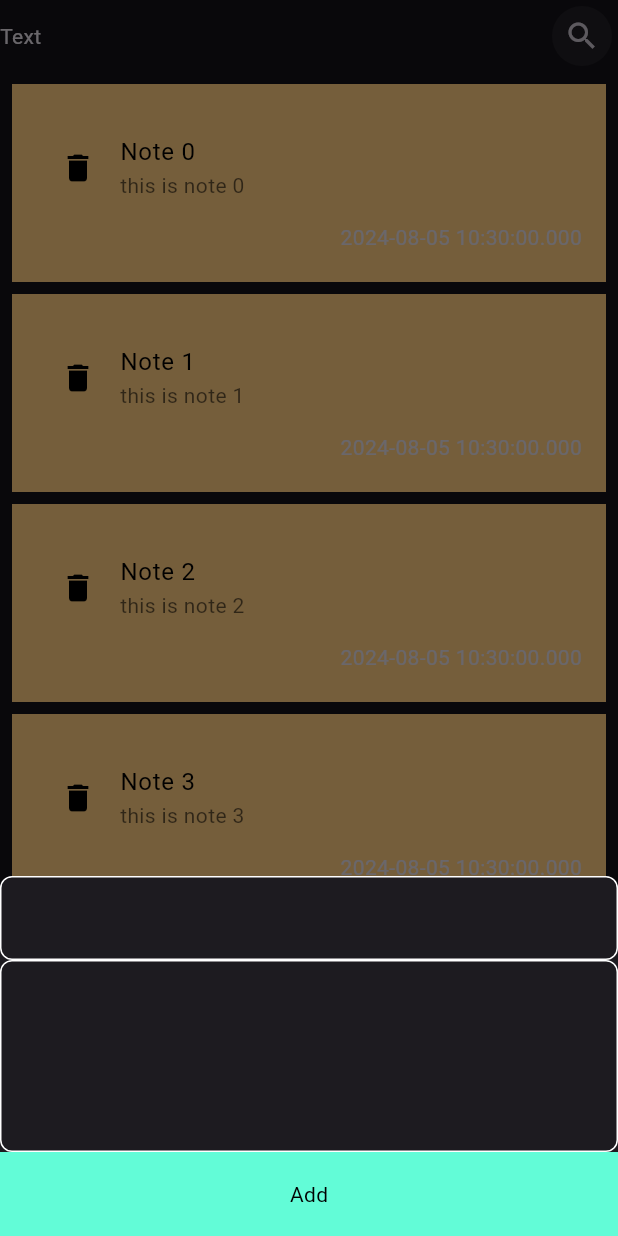
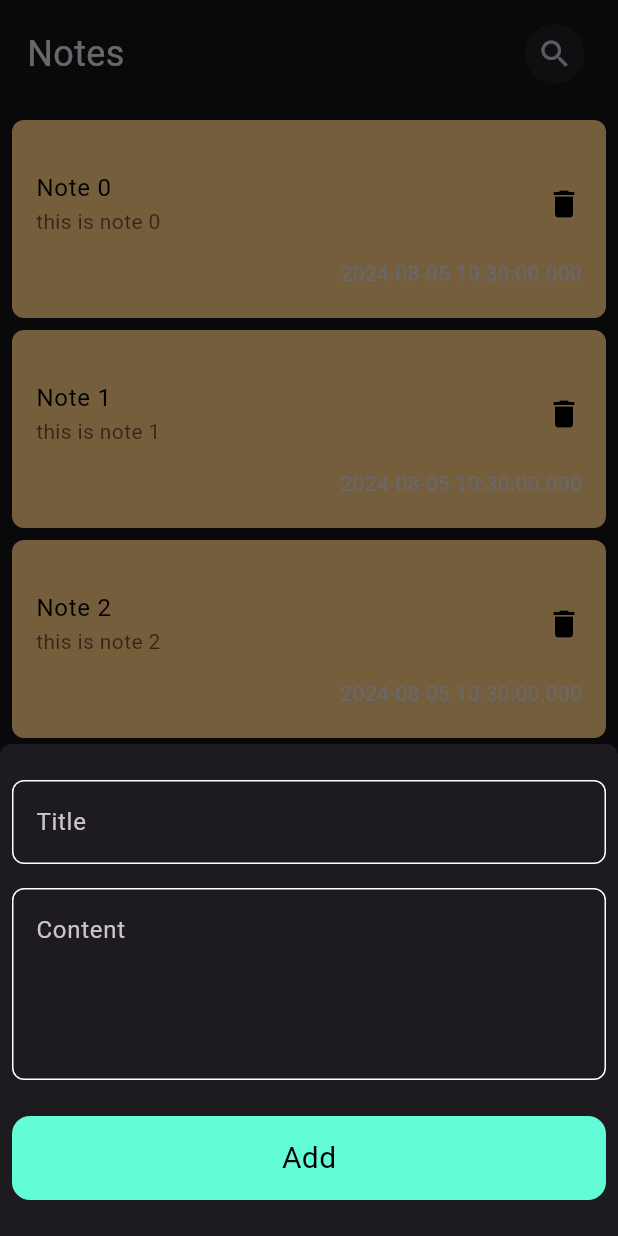
Before and after one commit to Mahmoud-Magdy17/notes_app, a Flutter app: the screen it shows after launch, after a tap on the "add" icon, on a phone screen of 412 x 824 dp. Run offline on Flutter 3.47's test engine with Material 3 defaults, Android fonts, the phone set to English and light mode, and no system bars; Roboto replaces fonts that are missing (assets/fonts/Poppins/Poppins-Regular.ttf).

Commit message:
finish add note

```diff
--- a/lib/core/widgets/custom_app_bar.dart
+++ b/lib/core/widgets/custom_app_bar.dart
@@ -1,16 +1,25 @@
 import 'package:flutter/material.dart';
 
 class CustomAppBar extends StatelessWidget {
-  const CustomAppBar(
-      {super.key, this.icon, required this.title, this.onPressed});
+  const CustomAppBar({
+    super.key,
+    this.icon,
+    required this.title,
+    this.onPressed,
+  });
   final Icon? icon;
   final String title;
   final Function()? onPressed;
   @override
   Widget build(BuildContext context) {
-    return Row(
+    return Padding(
+      padding: const EdgeInsets.symmetric(horizontal: 18.0, vertical: 12.0),
+      child: Row(
         children: [
-        Text(title),
+          Text(
+            title,
+            style: const TextStyle(fontSize: 24),
+          ),
           const Spacer(),
           icon != null
               ? IconButton(
@@ -28,6 +37,7 @@ class CustomAppBar extends StatelessWidget {
                 )
               : const SizedBox(),
         ],
+      ),
     );
   }
 }
--- a/lib/features/add_note_feature/ui/add_note_view.dart
+++ b/lib/features/add_note_feature/ui/add_note_view.dart
@@ -8,15 +8,23 @@ class AddNoteView extends StatelessWidget {
 
   @override
   Widget build(BuildContext context) {
-    return SingleChildScrollView(
+    return Padding(
+      padding: const EdgeInsets.symmetric(horizontal: 8, vertical: 24),
+      child: SingleChildScrollView(
         child: Column(
           children: [
             const CustomTextFormField(
               hint: 'Title',
             ),
+            const SizedBox(
+              height: 16,
+            ),
             const CustomTextFormField(
               hint: 'Content',
               maxLines: 4,
+            ),
+            const SizedBox(
+              height: 24,
             ),
             CustomButton(
               onTap: () {},
@@ -24,6 +32,7 @@ class AddNoteView extends StatelessWidget {
             ),
           ],
         ),
+      ),
     );
   }
 }
--- a/lib/features/add_note_feature/ui/widgets/custom_button.dart
+++ b/lib/features/add_note_feature/ui/widgets/custom_button.dart
@@ -3,7 +3,11 @@ import 'package:flutter/material.dart';
 import '../../../../core/constants/colors.dart';
 
 class CustomButton extends StatelessWidget {
-  const CustomButton({super.key, required this.onTap, required this.text});
+  const CustomButton({
+    super.key,
+    required this.onTap,
+    required this.text,
+  });
   final Function() onTap;
   final String text;
   @override
@@ -11,14 +15,19 @@ class CustomButton extends StatelessWidget {
     return InkWell(
       onTap: onTap,
       child: Container(
+        decoration: const BoxDecoration(
+          borderRadius: BorderRadius.all(
+            Radius.circular(12),
+          ),
+          color: kPrimaryColor,
+        ),
         padding: const EdgeInsets.symmetric(horizontal: 24),
         alignment: Alignment.center,
         width: MediaQuery.of(context).size.width,
         height: 56,
-        color: kPrimaryColor,
         child: Text(
           text,
-          style: const TextStyle(color: Colors.black),
+          style: const TextStyle(color: Colors.black, fontSize: 20),
         ),
       ),
     );
--- a/lib/features/add_note_feature/ui/widgets/custom_text_form_field.dart
+++ b/lib/features/add_note_feature/ui/widgets/custom_text_form_field.dart
@@ -9,14 +9,15 @@ class CustomTextFormField extends StatelessWidget {
   Widget build(BuildContext context) {
     return TextFormField(
       maxLines: maxLines ?? 1,
-      decoration: const InputDecoration(
-        enabledBorder: OutlineInputBorder(
+      decoration: InputDecoration(
+        hintText: hint,
+        enabledBorder: const OutlineInputBorder(
           borderSide: BorderSide(
             color: Colors.white,
           ),
           borderRadius: BorderRadius.all(Radius.circular(8)),
         ),
-        focusedBorder: OutlineInputBorder(
+        focusedBorder: const OutlineInputBorder(
           borderRadius: BorderRadius.all(Radius.circular(8)),
           borderSide: BorderSide(
             color: kPrimaryColor,
--- a/lib/features/all_notes_features/ui/home_view.dart
+++ b/lib/features/all_notes_features/ui/home_view.dart
@@ -1,4 +1,5 @@
 import 'package:flutter/material.dart';
+import 'package:notes_app/core/constants/colors.dart';
 import 'package:notes_app/features/all_notes_features/ui/widgets/custom_notes_builder.dart';
 
 import '../../../core/models/note_model.dart';
@@ -14,6 +15,8 @@ class HomeView extends StatelessWidget {
   Widget build(BuildContext context) {
     return Scaffold(
       floatingActionButton: FloatingActionButton(
+        backgroundColor: kPrimaryColor,
+        foregroundColor: Colors.black,
         onPressed: () {
           showModalBottomSheet(
               shape: const RoundedRectangleBorder(
@@ -32,7 +35,7 @@ class HomeView extends StatelessWidget {
       body: Column(
         children: [
           CustomAppBar(
-            title: 'Text',
+            title: 'Notes',
             icon: const Icon(Icons.search),
             onPressed: () {},
           ),
--- a/lib/features/all_notes_features/ui/widgets/custom_note_item.dart
+++ b/lib/features/all_notes_features/ui/widgets/custom_note_item.dart
@@ -10,20 +10,25 @@ class CustomNoteItem extends StatelessWidget {
       padding: const EdgeInsets.symmetric(horizontal: 16, vertical: 20),
       decoration: const BoxDecoration(
         color: Color(0xffffcc80),
+        borderRadius: BorderRadius.all(Radius.circular(8)),
       ),
       child: Column(
         crossAxisAlignment: CrossAxisAlignment.end,
         children: [
           ListTile(
+            contentPadding: EdgeInsets.all(0),
             title: Text(
               note.title,
               style: const TextStyle(
                 color: Colors.black,
               ),
             ),
-            leading: const Icon(
-              Icons.delete,
-              color: Colors.black,
+            trailing: InkWell(
+              onTap: () {},
+              child: const Icon(
+                Icons.delete,
+                color: Colors.black,
+              ),
             ),
             subtitle: Text(
               note.content,
```
Lines whose indentation alone changed are shown as unchanged.
